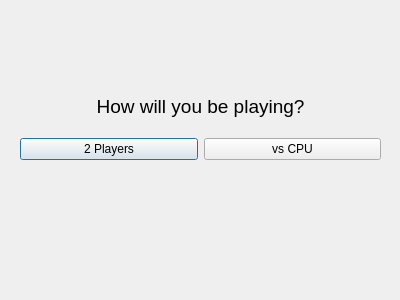
Old version of the form numberplayersdialog.ui in the repository EthanMeli/CompSciLife-Backup.
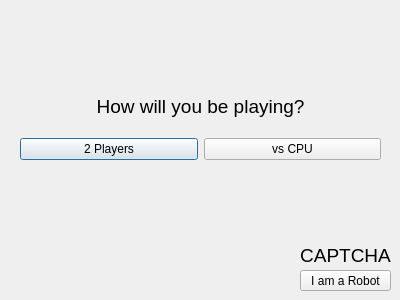
New version of the form.

What changed in the file:
```diff
--- a/numberplayersdialog.ui
+++ b/numberplayersdialog.ui
@@ -58,6 +58,40 @@
     </item>
    </layout>
   </widget>
+  <widget class="QPushButton" name="allCPUButton">
+   <property name="geometry">
+    <rect>
+     <x>300</x>
+     <y>270</y>
+     <width>91</width>
+     <height>21</height>
+    </rect>
+   </property>
+   <property name="text">
+    <string>I am a Robot</string>
+   </property>
+  </widget>
+  <widget class="QLabel" name="label_2">
+   <property name="geometry">
+    <rect>
+     <x>300</x>
+     <y>245</y>
+     <width>91</width>
+     <height>21</height>
+    </rect>
+   </property>
+   <property name="font">
+    <font>
+     <pointsize>14</pointsize>
+    </font>
+   </property>
+   <property name="text">
+    <string>CAPTCHA</string>
+   </property>
+   <property name="alignment">
+    <set>Qt::AlignmentFlag::AlignCenter</set>
+   </property>
+  </widget>
  </widget>
  <resources/>
  <connections/>
```
